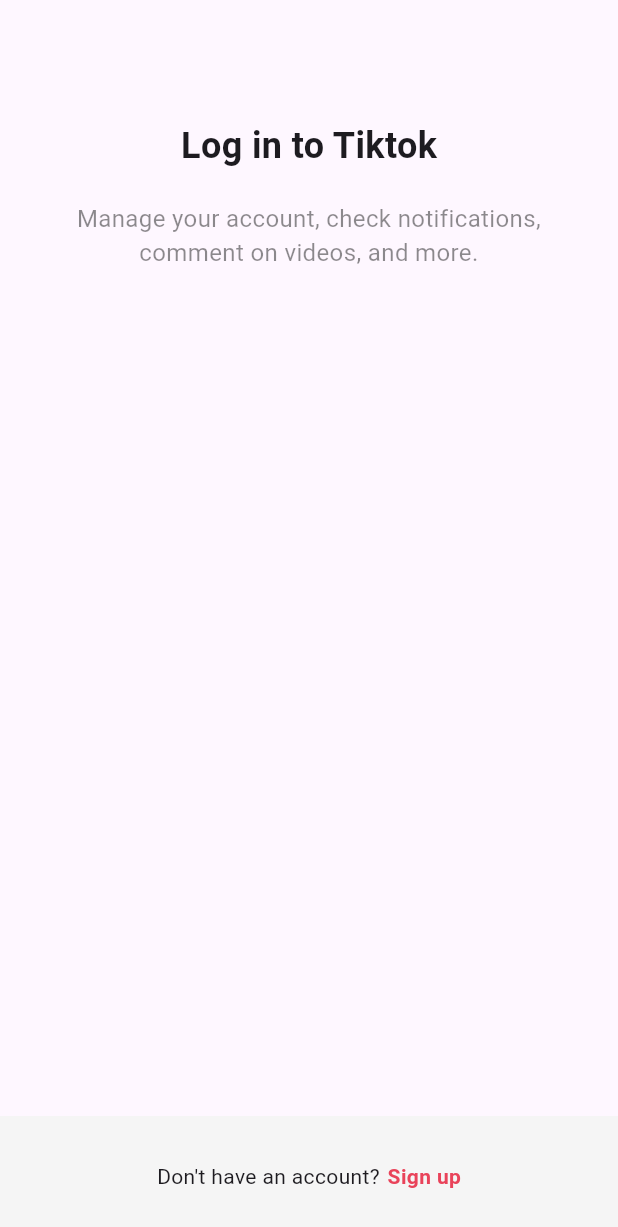
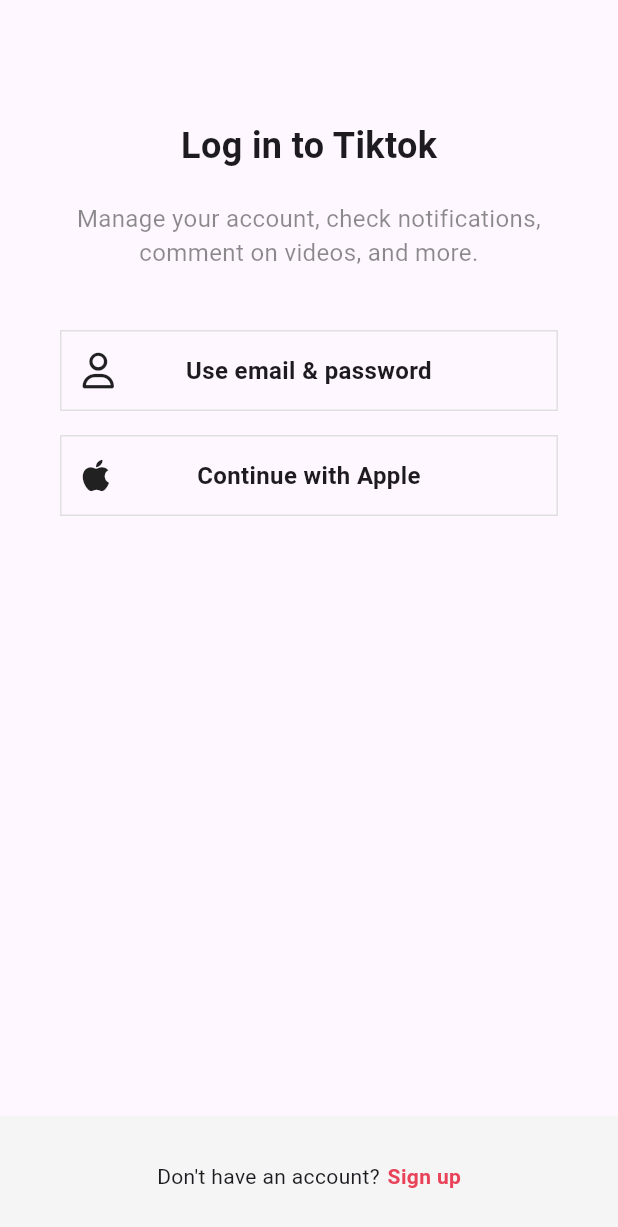
Before and after one commit to justddan/Flutter_Tiktok_clone_remind, a Flutter app: the screen it shows after launch, after a tap on "Log in", on a phone screen of 412 x 824 dp. Shown: the top 1227 px of the screen. Run offline on Flutter 3.47's test engine with Material 3 defaults, Android fonts, the phone set to English and light mode, and no system bars; our stand-ins replace font_awesome_flutter.

Commit message:
AuthButton 공통 컴포넌트 퍼블리시 (아이콘 왼쪽 텍스트 중앙은 Stack을 이용하자)

```diff
--- a/lib/features/authentication/login_screen.dart
+++ b/lib/features/authentication/login_screen.dart
@@ -1,6 +1,8 @@
 import 'package:flutter/material.dart';
+import 'package:font_awesome_flutter/font_awesome_flutter.dart';
 import 'package:tiktok_clone_remind/constants/gaps.dart';
 import 'package:tiktok_clone_remind/constants/sizes.dart';
+import 'package:tiktok_clone_remind/features/authentication/widgets/auth_button.dart';
 
 class LoginScreen extends StatelessWidget {
   const LoginScreen({super.key});
@@ -36,6 +38,16 @@
                 ),
                 textAlign: TextAlign.center,
               ),
+              Gaps.v40,
+              AuthButton(
+                icon: FaIcon(FontAwesomeIcons.user),
+                text: "Use email & password",
+              ),
+              Gaps.v16,
+              AuthButton(
+                icon: FaIcon(FontAwesomeIcons.apple),
+                text: "Continue with Apple",
+              ),
             ],
           ),
         ),
--- a/lib/features/authentication/sign_up_screen.dart
+++ b/lib/features/authentication/sign_up_screen.dart
@@ -1,4 +1,5 @@
 import 'package:flutter/material.dart';
+import 'package:font_awesome_flutter/font_awesome_flutter.dart';
 import 'package:tiktok_clone_remind/constants/gaps.dart';
 import 'package:tiktok_clone_remind/constants/sizes.dart';
 import 'package:tiktok_clone_remind/features/authentication/login_screen.dart';
@@ -44,9 +45,12 @@
               ),
               Gaps.v40,
               AuthButton(
-                text: "Use phone or email",
+                icon: FaIcon(FontAwesomeIcons.user),
+                text: "Use email & password",
               ),
+              Gaps.v16,
               AuthButton(
+                icon: FaIcon(FontAwesomeIcons.apple),
                 text: "Continue with Apple",
               ),
             ],
--- a/lib/features/authentication/widgets/auth_button.dart
+++ b/lib/features/authentication/widgets/auth_button.dart
@@ -1,18 +1,24 @@
 import 'package:flutter/material.dart';
+import 'package:font_awesome_flutter/font_awesome_flutter.dart';
 import 'package:tiktok_clone_remind/constants/sizes.dart';
 
 class AuthButton extends StatelessWidget {
   final String text;
+  final FaIcon icon;
 
-  const AuthButton({super.key, required this.text});
+  const AuthButton({
+    super.key,
+    required this.text,
+    required this.icon,
+  });
 
   @override
   Widget build(BuildContext context) {
     return FractionallySizedBox(
       widthFactor: 1,
       child: Container(
-        padding: const EdgeInsets.symmetric(
-          vertical: Sizes.size14,
+        padding: const EdgeInsets.all(
+          Sizes.size14,
         ),
         decoration: BoxDecoration(
           border: Border.all(
@@ -20,7 +26,14 @@
             width: Sizes.size1,
           ),
         ),
-        child: Text(
+        child: Stack(
+          alignment: Alignment.center,
+          children: [
+            Align(
+              alignment: Alignment.centerLeft,
+              child: icon,
+            ),
+            Text(
               text,
               style: const TextStyle(
                 fontSize: Sizes.size16,
@@ -28,6 +41,8 @@
               ),
               textAlign: TextAlign.center,
             ),
+          ],
+        ),
       ),
     );
   }
```
Also changed, not shown: pubspec.yaml (+3 -4 lines), pubspec.lock. Lines whose indentation alone changed are shown as unchanged.
